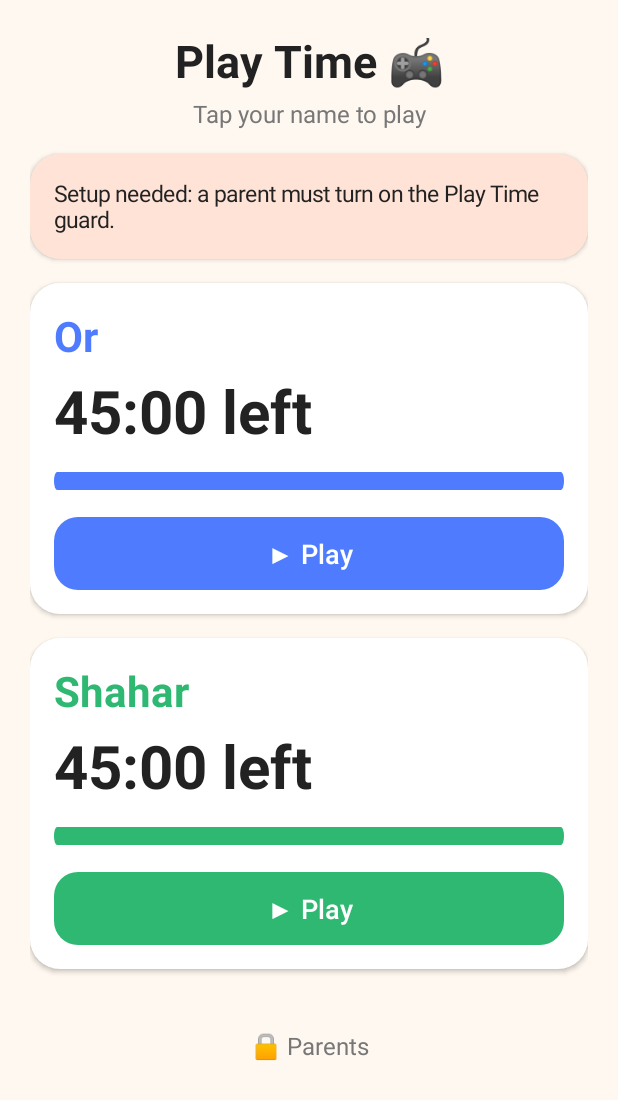
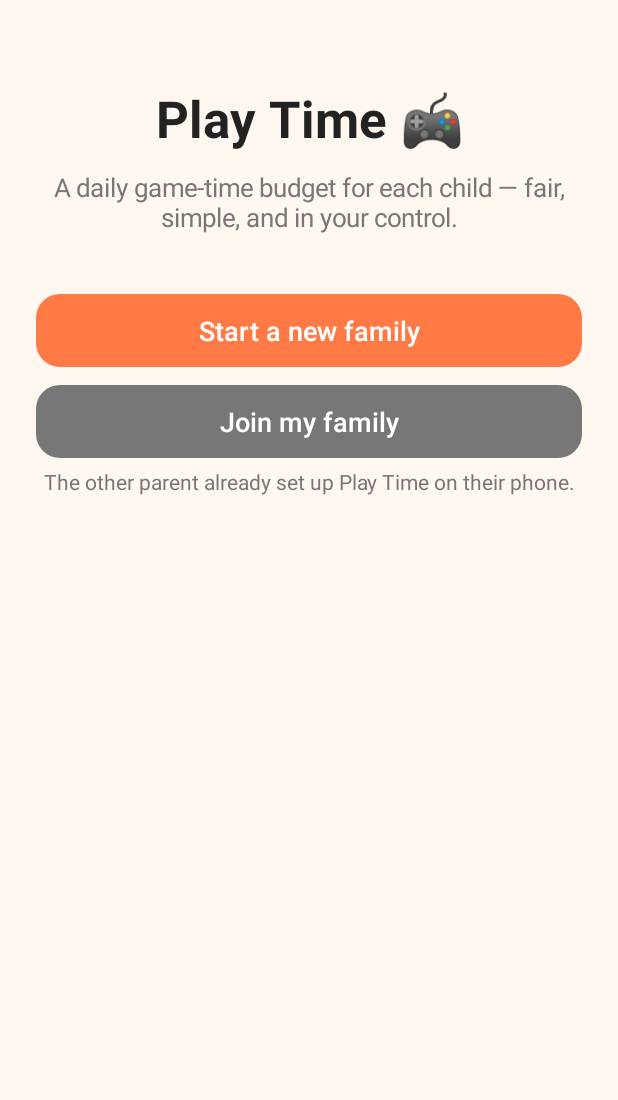
Before and after one commit to mckogan2/phone-time-tracker, an Android app: the screen it shows after launch (MainActivity before the commit, WelcomeActivity after it), on a phone screen of 412 x 824 dp. Shown: the top 1100 px of the screen. Run offline under Robolectric (Android 15) with nearby library versions, the phone set to English and light mode, and no system bars; our stand-ins replace Firebase (no records; nobody signed in at launch, a user with empty details on screens opened directly).

Commit message:
First-run setup: start a new family or join one
New installs no longer come with built-in children. A Welcome screen
offers "Start a new family" (parent PIN, add children, optional join
code for the other parent's phone) or "Join my family" (type the code).
Setup ends in Parent controls for the permissions. Phones that were
already set up skip it.

Co-Authored-By: Claude Opus 5.5 <noreply@anthropic.com>
Claude-Session: https://claude.ai/code/session_01UYjdNgjZpZ27a7qTvfEb62

```diff
--- a/app/src/main/AndroidManifest.xml
+++ b/app/src/main/AndroidManifest.xml
@@ -50,6 +50,10 @@
             android:taskAffinity="com.mckogan.playtime.pin" />
 
         <activity
+            android:name=".WelcomeActivity"
+            android:exported="false" />
+
+        <activity
             android:name=".KidCheckActivity"
             android:excludeFromRecents="true"
             android:exported="false" />
--- a/app/src/main/java/com/mckogan/playtime/MainActivity.kt
+++ b/app/src/main/java/com/mckogan/playtime/MainActivity.kt
@@ -27,6 +27,11 @@ class MainActivity : Activity() {
     override fun onCreate(savedInstanceState: Bundle?) {
         super.onCreate(savedInstanceState)
         store = Store(this)
+        if (!store.onboarded) {
+            startActivity(Intent(this, WelcomeActivity::class.java))
+            finish()
+            return
+        }
         handleIntent(intent)
         if (Build.VERSION.SDK_INT >= 33 &&
             checkSelfPermission(Manifest.permission.POST_NOTIFICATIONS) != PackageManager.PERMISSION_GRANTED
--- a/app/src/main/java/com/mckogan/playtime/PinActivity.kt
+++ b/app/src/main/java/com/mckogan/playtime/PinActivity.kt
@@ -28,7 +28,7 @@ class PinActivity : Activity() {
         super.onCreate(savedInstanceState)
         store = Store(this)
         mode = intent.getStringExtra(EXTRA_MODE) ?: MODE_PARENT
-        creating = mode == MODE_CHANGE || !store.hasPin()
+        creating = mode == MODE_CHANGE || mode == MODE_SETUP || !store.hasPin()
 
         if (mode == MODE_SETTINGS && !store.hasPin()) {
             finish()
@@ -119,6 +119,7 @@ class PinActivity : Activity() {
         when (mode) {
             MODE_PARENT -> startActivity(Intent(this, ParentActivity::class.java))
             MODE_SETTINGS -> store.unlockSettings()
+            MODE_SETUP -> setResult(RESULT_OK)
         }
         finish()
     }
@@ -151,6 +152,7 @@ class PinActivity : Activity() {
         const val MODE_PARENT = "parent"
         const val MODE_SETTINGS = "settings"
         const val MODE_CHANGE = "change"
+        const val MODE_SETUP = "setup"
         private const val PIN_LENGTH = 4
         private const val MAX_FAILURES = 5
         private const val LOCKOUT_MS = 30_000L
--- a/app/src/main/java/com/mckogan/playtime/Store.kt
+++ b/app/src/main/java/com/mckogan/playtime/Store.kt
@@ -31,27 +31,16 @@ class Store(context: Context) {
         appContext.getSharedPreferences("playtime", Context.MODE_PRIVATE)
 
     init {
-        val kid1 = appContext.getString(R.string.default_kid_1)
-        val kid2 = appContext.getString(R.string.default_kid_2)
-        if (!prefs.contains(KEY_KIDS)) {
-            saveKids(
-                listOf(
-                    Kid(newId(), kid1, DEFAULT_MINUTES, KID_COLORS[0]),
-                    Kid(newId(), kid2, DEFAULT_MINUTES, KID_COLORS[1]),
-                )
-            )
-        } else if (!prefs.getBoolean(KEY_NAMES_MIGRATED, false) && kid1 != "Or") {
-            // One-time: the first version always used English names. Use the app's language once.
-            saveKids(kids().map {
-                when (it.name) {
-                    "Or" -> it.copy(name = kid1)
-                    "Shahar" -> it.copy(name = kid2)
-                    else -> it
-                }
-            })
+        // Decided once: phones that were set up before the Welcome screen existed skip it.
+        if (!prefs.contains(KEY_ONBOARDED)) {
+            prefs.edit().putBoolean(KEY_ONBOARDED, prefs.contains(KEY_KIDS) || prefs.contains(KEY_PIN_HASH)).apply()
         }
-        if (kid1 != "Or") prefs.edit().putBoolean(KEY_NAMES_MIGRATED, true).apply()
     }
+
+    /** False until the first-run setup (new family or join) is finished. */
+    var onboarded: Boolean
+        get() = prefs.getBoolean(KEY_ONBOARDED, false)
+        set(value) = prefs.edit().putBoolean(KEY_ONBOARDED, value).apply()
 
     // ---- Kids ----
 
@@ -409,7 +398,7 @@ class Store(context: Context) {
         private const val KEY_ACTIVE = "active_kid"
         private const val KEY_ACTIVE_SINCE = "active_since"
         private const val KEY_GAMES = "games"
-        private const val KEY_NAMES_MIGRATED = "names_migrated"
+        private const val KEY_ONBOARDED = "onboarded"
         private const val KEY_EXCLUDED_GAMES = "excluded_games"
         private const val KEY_AUTO_GAMES = "auto_games"
         private const val DETECT_CACHE_MS = 60_000L
--- a/app/src/main/res/values/strings.xml
+++ b/app/src/main/res/values/strings.xml
@@ -2,8 +2,6 @@
 <!-- English texts. Hebrew is in values-iw/strings.xml: keep the keys in sync. -->
 <resources>
     <string name="app_name">Play Time</string>
-    <string name="default_kid_1">Or</string>
-    <string name="default_kid_2">Shahar</string>
     <string name="home_title">Play Time 🎮</string>
     <string name="who_title">Who\'s playing? 🎮</string>
     <string name="who_subtitle">Tap your name to use your game time</string>
@@ -117,4 +115,17 @@
         <item quantity="one">✅ Family sync is on — %1$d phone</item>
         <item quantity="other">✅ Family sync is on — %1$d phones</item>
     </plurals>
+    <string name="welcome_subtitle">A daily game-time budget for each child — fair, simple, and in your control.</string>
+    <string name="welcome_new">Start a new family</string>
+    <string name="welcome_join">Join my family</string>
+    <string name="welcome_join_hint">The other parent already set up Play Time on their phone.</string>
+    <string name="welcome_kids_title">Who will play?</string>
+    <string name="welcome_kids_hint">Add each child and their daily game time. You can change this later.</string>
+    <string name="welcome_next">Next</string>
+    <string name="welcome_other_title">Will another parent\'s phone use Play Time too?</string>
+    <string name="welcome_other_hint">Then both phones share the children and their time. You can also do this later in Parents → Family sync.</string>
+    <string name="welcome_other_yes">Yes, show a code</string>
+    <string name="welcome_other_later">Not now</string>
+    <string name="welcome_offline">No internet right now — tap Not now and do it later from Parents.</string>
+    <string name="welcome_join_steps">On the other parent\'s phone: Play Time → 🔒 Parents → Family sync → Add another phone. Type the code here.</string>
 </resources>
```
Also changed, not shown: app/src/main/java/com/mckogan/playtime/ParentActivity.kt (+1 -11 lines), app/src/main/java/com/mckogan/playtime/Ui.kt (+17 -0 lines), app/src/main/java/com/mckogan/playtime/WelcomeActivity.kt (added, +219 -0 lines), 2 other files.
